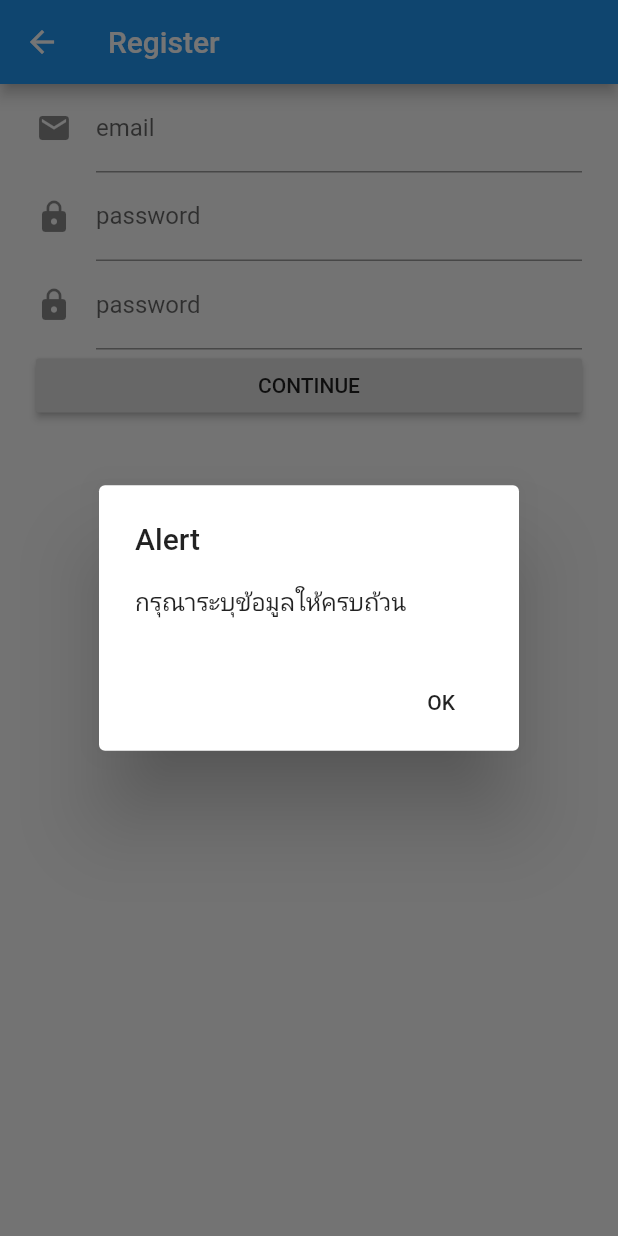
After one commit to benning55/lab01, a Flutter app: the RegisterPage screen opened by its route, after a tap on "CONTINUE", on a phone screen of 412 x 824 dp. The commit adds this screen. Run offline on Flutter 3.47's test engine with Material 2 defaults, Android fonts, the phone set to English and light mode, and no system bars; our stand-ins replace datetime_picker_formfield, image_picker, sqflite; accounts and stored records are empty.

Commit message:
add stuff

```diff
--- /dev/null
+++ b/lib/ui/register_page.dart
@@ -0,0 +1,102 @@
+import 'package:flutter/material.dart';
+
+class RegisterPage extends StatefulWidget {
+  @override
+  State<StatefulWidget> createState() {
+    // TODO: implement createState
+    return RegisterPageState();
+  }
+}
+
+class RegisterPageState extends State<RegisterPage> {
+  String regis_username;
+  String regis_password;
+  String regis_password2;
+  final GlobalKey<FormState> _formKey = GlobalKey<FormState>();
+  @override
+  Widget build(BuildContext context) {
+    // TODO: implement build
+    return Scaffold(
+      appBar: AppBar(
+        title: Text("Register"),
+      ),
+      body: Form(
+        key: _formKey,
+        child: ListView(
+          padding: EdgeInsets.only(left: 24.0, right: 24.0),
+          children: <Widget>[
+            TextFormField(
+              decoration: InputDecoration(
+                  labelText: "email",
+                  hintText: "please input your email",
+                  icon: Icon(Icons.email)),
+              keyboardType: TextInputType.emailAddress,
+              onSaved: (value) {
+                regis_username = value;
+              },
+              validator: (value) {
+                if (value == "admin") return "user นี้มีอยู่ในระบบแล้ว";
+              },
+            ),
+            TextFormField(
+              decoration: InputDecoration(
+                  labelText: "password",
+                  hintText: "please input your password",
+                  icon: Icon(Icons.lock)),
+              onSaved: (value) {
+                regis_password = value;
+              },
+              obscureText: true,
+            ),
+            TextFormField(
+              decoration: InputDecoration(
+                labelText: "password",
+                hintText: "please input your password again",
+                icon: Icon(Icons.lock),
+              ),
+              onSaved: (value) {
+                regis_password2 = value;
+              },
+              validator: (value) {
+                if (value != regis_password) {
+                  return "password ไม่ตรงกัน";
+                }
+              },
+              obscureText: true,
+            ),
+            RaisedButton(
+              child: Text("CONTINUE"),
+              onPressed: () {
+                _formKey.currentState.save();
+                if (!_formKey.currentState.validate()) {
+                } else if (regis_username == "" ||
+                    regis_password == "" ||
+                    regis_password2 == "") {
+                  showDialog<void>(
+                    context: context,
+                    builder: (BuildContext context) {
+                      return AlertDialog(
+                        title: Text("Alert"),
+                        content: const Text("กรุณาระบุข้อมูลให้ครบถ้วน"),
+                        actions: <Widget>[
+                          FlatButton(
+                            child: Text("OK"),
+                            onPressed: () {
+                              Navigator.of(context).pop();
+                            },
+                          ),
+                        ],
+                      );
+                    },
+                  );
+                } else {
+                  Navigator.pushNamed(context, "/");
+                }
+              },
+            )
+          ],
+        ),
+      ),
+    );
+  }
+}
```
Also changed, not shown: lib/main.dart (+7 -111 lines), lib/model/post.dart (deleted, +0 -17 lines), lib/ui/detail_screen.dart (deleted, +0 -25 lines), lib/ui/first_screen.dart (deleted, +0 -88 lines), lib/ui/home_page.dart (added, +68 -0 lines), lib/ui/list_data.dart (deleted, +0 -40 lines), lib/ui/list_view_posts.dart (deleted, +0 -34 lines), lib/ui/login_page.dart (added, +77 -0 lines), lib/ui/my_custom_form.dart (deleted, +0 -69 lines), lib/ui/second_screen.dart (deleted, +0 -78 lines), pubspec.yaml (+3 -13 lines), resources/1.jpg (deleted), resources/Tulips.jpg (added).
